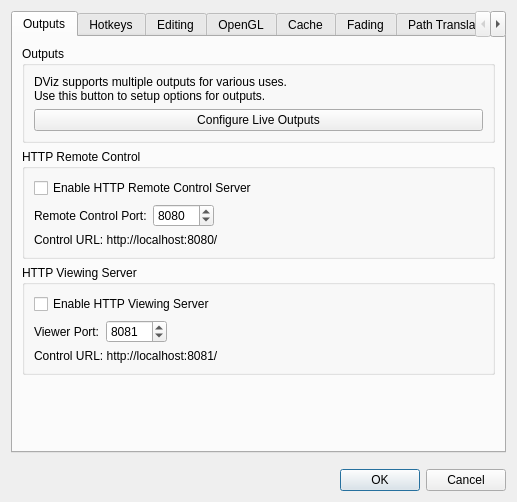
Above: src/AppSettingsDialog.ui from google-code-export/dviz before the change. Below: the same form after it.
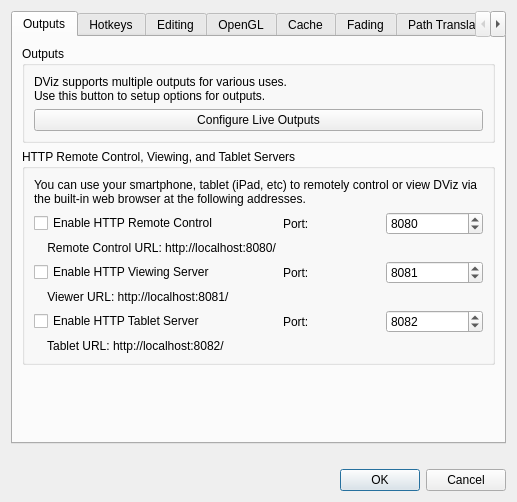
That is the form after the change. Icons and pictures are not drawn.

Patch:
```diff
--- a/src/AppSettingsDialog.ui
+++ b/src/AppSettingsDialog.ui
@@ -23,7 +23,7 @@
       <attribute name="title">
        <string>Outputs</string>
       </attribute>
-      <layout class="QVBoxLayout" name="verticalLayout_18">
+      <layout class="QVBoxLayout" name="verticalLayout_9">
        <item>
         <widget class="QGroupBox" name="groupBox_2">
          <property name="title">
@@ -54,127 +54,118 @@
        <item>
         <widget class="QGroupBox" name="groupBox_8">
          <property name="title">
-          <string>HTTP Remote Control</string>
+          <string>HTTP Remote Control, Viewing, and Tablet Servers</string>
          </property>
-         <layout class="QVBoxLayout" name="verticalLayout_9">
-          <item>
+         <layout class="QGridLayout" name="gridLayout_2">
+          <item row="1" column="0">
            <widget class="QCheckBox" name="httpControlEnabled">
             <property name="text">
-             <string>Enable HTTP Remote Control Server</string>
+             <string>Enable HTTP Remote Control</string>
             </property>
            </widget>
           </item>
-          <item>
-           <widget class="QWidget" name="widget" native="true">
-            <layout class="QHBoxLayout" name="horizontalLayout_5">
-             <property name="margin">
-              <number>0</number>
-             </property>
-             <item>
-              <widget class="QLabel" name="label_13">
-               <property name="text">
-                <string>Remote Control Port:</string>
-               </property>
-              </widget>
-             </item>
-             <item>
-              <widget class="QSpinBox" name="httpControlPort">
-               <property name="minimum">
-                <number>1025</number>
-               </property>
-               <property name="maximum">
-                <number>65536</number>
-               </property>
-               <property name="value">
-                <number>8080</number>
-               </property>
-              </widget>
-             </item>
-             <item>
-              <spacer name="horizontalSpacer">
-               <property name="orientation">
-                <enum>Qt::Horizontal</enum>
-               </property>
-               <property name="sizeHint" stdset="0">
-                <size>
-                 <width>40</width>
-                 <height>20</height>
-                </size>
-               </property>
-              </spacer>
-             </item>
-            </layout>
+          <item row="1" column="1">
+           <widget class="QLabel" name="label_13">
+            <property name="text">
+             <string>Port:</string>
+            </property>
            </widget>
           </item>
-          <item>
+          <item row="1" column="2">
+           <widget class="QSpinBox" name="httpControlPort">
+            <property name="minimum">
+             <number>1025</number>
+            </property>
+            <property name="maximum">
+             <number>65536</number>
+            </property>
+            <property name="value">
+             <number>8080</number>
+            </property>
+           </widget>
+          </item>
+          <item row="2" column="0">
            <widget class="QLabel" name="httpControlUrlLabel">
             <property name="text">
-             <string>Control URL: http://localhost:8080/</string>
+             <string>    Remote Control URL: http://localhost:8080/</string>
             </property>
            </widget>
           </item>
-         </layout>
-        </widget>
-       </item>
-       <item>
-        <widget class="QGroupBox" name="groupBox_11">
-         <property name="title">
-          <string>HTTP Viewing Server</string>
-         </property>
-         <layout class="QVBoxLayout" name="verticalLayout_14">
-          <item>
+          <item row="3" column="0">
            <widget class="QCheckBox" name="httpViewerEnabled">
             <property name="text">
              <string>Enable HTTP Viewing Server</string>
             </property>
            </widget>
           </item>
-          <item>
-           <widget class="QWidget" name="widget_2" native="true">
-            <layout class="QHBoxLayout" name="horizontalLayout_9">
-             <property name="margin">
-              <number>0</number>
-             </property>
-             <item>
-              <widget class="QLabel" name="label_24">
-               <property name="text">
-                <string>Viewer Port:</string>
-               </property>
-              </widget>
-             </item>
-             <item>
-              <widget class="QSpinBox" name="httpViewerPort">
-               <property name="minimum">
-                <number>1025</number>
-               </property>
-               <property name="maximum">
-                <number>65536</number>
-               </property>
-               <property name="value">
-                <number>8081</number>
-               </property>
-              </widget>
-             </item>
-             <item>
-              <spacer name="horizontalSpacer_5">
-               <property name="orientation">
-                <enum>Qt::Horizontal</enum>
-               </property>
-               <property name="sizeHint" stdset="0">
-                <size>
-                 <width>40</width>
-                 <height>20</height>
-                </size>
-               </property>
-              </spacer>
-             </item>
-            </layout>
+          <item row="3" column="1">
+           <widget class="QLabel" name="label_28">
+            <property name="text">
+             <string>Port:</string>
+            </property>
            </widget>
           </item>
-          <item>
+          <item row="3" column="2">
+           <widget class="QSpinBox" name="httpViewerPort">
+            <property name="minimum">
+             <number>1025</number>
+            </property>
+            <property name="maximum">
+             <number>65536</number>
+            </property>
+            <property name="value">
+             <number>8081</number>
+            </property>
+           </widget>
+          </item>
+          <item row="4" column="0">
            <widget class="QLabel" name="httpViewerUrlLabel">
             <property name="text">
-             <string>Control URL: http://localhost:8081/</string>
+             <string>    Viewer URL: http://localhost:8081/</string>
+            </property>
+           </widget>
+          </item>
+          <item row="5" column="0">
+           <widget class="QCheckBox" name="httpTabletEnabled">
+            <property name="text">
+             <string>Enable HTTP Tablet Server</string>
+            </property>
+           </widget>
+          </item>
+          <item row="5" column="1">
+           <widget class="QLabel" name="label_29">
+            <property name="text">
+             <string>Port:</string>
+            </property>
+           </widget>
+          </item>
+          <item row="5" column="2">
+           <widget class="QSpinBox" name="httpTabletPort">
+            <property name="minimum">
+             <number>1025</number>
+            </property>
+            <property name="maximum">
+             <number>65536</number>
+            </property>
+            <property name="value">
+             <number>8082</number>
+            </property>
+           </widget>
+          </item>
+          <item row="6" column="0">
+           <widget class="QLabel" name="httpTabletUrlLabel">
+            <property name="text">
+             <string>    Tablet URL: http://localhost:8082/</string>
+            </property>
+           </widget>
+          </item>
+          <item row="0" column="0" colspan="3">
+           <widget class="QLabel" name="label_24">
+            <property name="text">
+             <string>You can use your smartphone, tablet (iPad, etc) to remotely control or view DViz via the built-in web browser at the following addresses.</string>
+            </property>
+            <property name="wordWrap">
+             <bool>true</bool>
             </property>
            </widget>
           </item>
```
Left out of the diff: 172 changed lines with no effect on the pictures.
